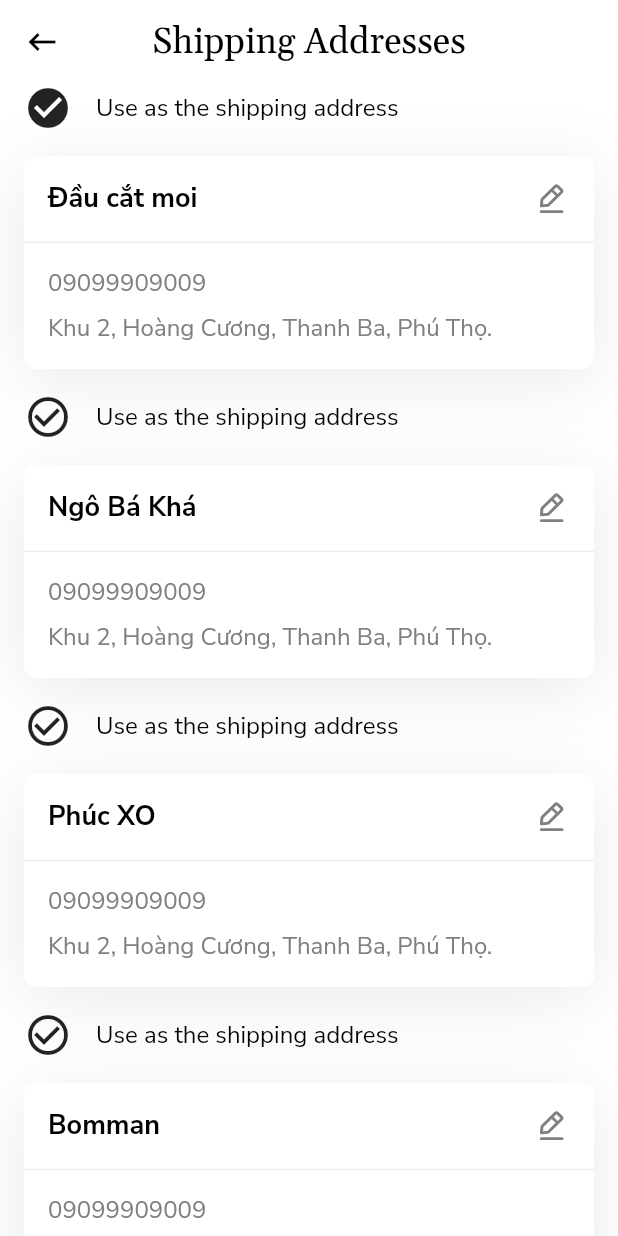
After one commit to hahpuc/ShopApp-Mobile, a Flutter app: the ShippingAddressesPage screen opened by its route, on a phone screen of 412 x 824 dp. The commit adds this screen. Run offline on Flutter 3.47's test engine with Material 2 defaults, Android fonts, the phone set to English and light mode, and no system bars; our stand-ins replace connectivity_plus, flutter_bloc, flutter_easyloading, flutter_svg, get_it, infinite_scroll_pagination and 3 more; accounts and stored records are empty; generated files the repository leaves out were written again.

Commit message:
[donvm] create shipping addresses page

```diff
--- a/lib/configs/routes.dart
+++ b/lib/configs/routes.dart
@@ -5,6 +5,7 @@ import 'package:furniture_shop/presentation/pages/forgot_password/forgot_passwor
 import 'package:furniture_shop/presentation/pages/home/home_page.dart';
 import 'package:furniture_shop/presentation/pages/order/order_page.dart';
 import 'package:furniture_shop/presentation/pages/order_detail/order_detail_page.dart';
+import 'package:furniture_shop/presentation/pages/shipping_addresses/shipping_addresses_page.dart';
 import 'package:furniture_shop/presentation/pages/sign_in/sign_in_page.dart';
 import 'package:furniture_shop/presentation/pages/sign_up/sign_up_page.dart';
 import 'package:furniture_shop/presentation/pages/notification/notification_page.dart';
@@ -21,6 +22,7 @@ class RoutePaths {
   static const String WISHLIST_PAGE = '/wishlist';
   static const String MY_ORDER = '/my_order';
   static const String ORDER_DETAIL = '/order_detail';
+  static const String SHIPPING_ADDRESSES = '/shipping_addresses';
 }
 
 class Routes {
@@ -62,6 +64,10 @@ class Routes {
       case RoutePaths.ORDER_DETAIL:
         return MaterialPageRoute(
             builder: (_) => OrderDetailPage(), settings: settings);
+
+      case RoutePaths.SHIPPING_ADDRESSES:
+        return MaterialPageRoute(
+            builder: (_) => ShippingAddressesPage(), settings: settings);
       default:
         return null;
     }
--- a/lib/presentation/pages/profile/profile_page.dart
+++ b/lib/presentation/pages/profile/profile_page.dart
@@ -135,7 +135,7 @@ class _ProfilePageState extends State<ProfilePage> with AfterLayoutMixin {
                 OptionButton(
                     option: "Shipping Addresses",
                     detail: "03 Address",
-                    onPress: null),
+                    onPress: _shippingAdressesTapped),
                 OptionButton(
                   option: "Payment Method",
                   detail: "Zalopay, Momo,...",
@@ -153,4 +153,8 @@ class _ProfilePageState extends State<ProfilePage> with AfterLayoutMixin {
   void _onMyOrderTapped() {
     Navigator.pushNamed(context, RoutePaths.MY_ORDER);
   }
+
+  void _shippingAdressesTapped() {
+    Navigator.pushNamed(context, RoutePaths.SHIPPING_ADDRESSES);
+  }
 }
--- /dev/null
+++ b/lib/presentation/pages/shipping_addresses/address.dart
@@ -0,0 +1,45 @@
+import 'package:flutter/material.dart';
+import 'package:furniture_shop/presentation/widgets/base/custom_text.dart';
+import 'package:furniture_shop/presentation/widgets/shipping_information_widget.dart';
+import 'package:furniture_shop/values/dimens.dart';
+
+class Address extends StatelessWidget {
+  final String? name;
+  final String? phoneNumber;
+  final String? address;
+  final bool? isDefaultAddress;
+
+  Address(
+      {required this.name,
+      required this.phoneNumber,
+      required this.address,
+      required this.isDefaultAddress});
+  @override
+  Widget build(BuildContext context) {
+    return Column(
+      children: [
+        Row(
+          children: [
+            Icon(
+              isDefaultAddress == true
+                  ? Icons.check_circle
+                  : Icons.check_circle_outline,
+              size: 32.0,
+            ),
+            SizedBox(width: AppDimen.horizontalSpacing),
+            CustomText('Use as the shipping address'),
+          ],
+        ),
+        SizedBox(height: AppDimen.verticalSpacing),
+        ShippingInformation(
+          name: this.name ?? '',
+          phoneNumber: this.phoneNumber ?? '',
+          address: this.address ?? '',
+        ),
+        SizedBox(
+          height: AppDimen.verticalSpacing,
+        )
+      ],
+    );
+  }
+}
--- /dev/null
+++ b/lib/presentation/pages/shipping_addresses/shipping_addresses_page.dart
@@ -0,0 +1,65 @@
+import 'package:flutter/material.dart';
+import 'package:furniture_shop/generated/assets/fonts.gen.dart';
+import 'package:furniture_shop/presentation/pages/shipping_addresses/address.dart';
+import 'package:furniture_shop/presentation/widgets/base/custom_appbar.dart';
+import 'package:furniture_shop/presentation/widgets/base/custom_text.dart';
+import 'package:furniture_shop/values/dimens.dart';
+import 'package:furniture_shop/values/font_sizes.dart';
+
+class ShippingAddressesPage extends StatelessWidget {
+  @override
+  Widget build(BuildContext context) {
+    return Scaffold(
+      appBar: _buildAppBar(),
+      body: _buildBody(),
+    );
+  }
+
+  CustomAppBar _buildAppBar() {
+    return CustomAppBar(
+      title: CustomText(
+        'Shipping Addresses',
+        fontFamily: FontFamily.gelasio,
+        fontSize: FontSize.BIG_1,
+      ),
+    );
+  }
+
+  Widget _buildBody() {
+    return SingleChildScrollView(
+      child: Padding(
+        padding: EdgeInsets.symmetric(horizontal: AppDimen.horizontalSpacing),
+        child: Column(
+          children: _buildListAddresses(),
+        ),
+      ),
+    );
+  }
+
+  List<Widget> _buildListAddresses() {
+    return mockAddress;
+  }
+
+  List<Address> mockAddress = [
+    Address(
+        name: "Đầu cắt moi",
+        phoneNumber: "09099909009",
+        address: "Khu 2, Hoàng Cương, Thanh Ba, Phú Thọ.",
+        isDefaultAddress: true),
+    Address(
+        name: "Ngô Bá Khá",
+        phoneNumber: "09099909009",
+        address: "Khu 2, Hoàng Cương, Thanh Ba, Phú Thọ.",
+        isDefaultAddress: false),
+    Address(
+        name: "Phúc XO",
+        phoneNumber: "09099909009",
+        address: "Khu 2, Hoàng Cương, Thanh Ba, Phú Thọ.",
+        isDefaultAddress: false),
+    Address(
+        name: "Bomman",
+        phoneNumber: "09099909009",
+        address: "Khu 2, Hoàng Cương, Thanh Ba, Phú Thọ.",
+        isDefaultAddress: false),
+  ];
+}
```
